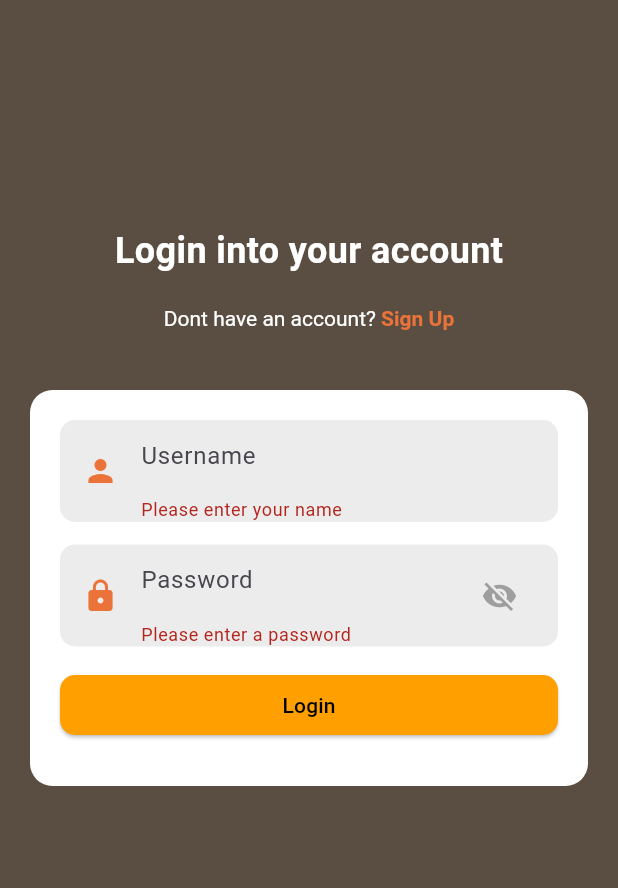
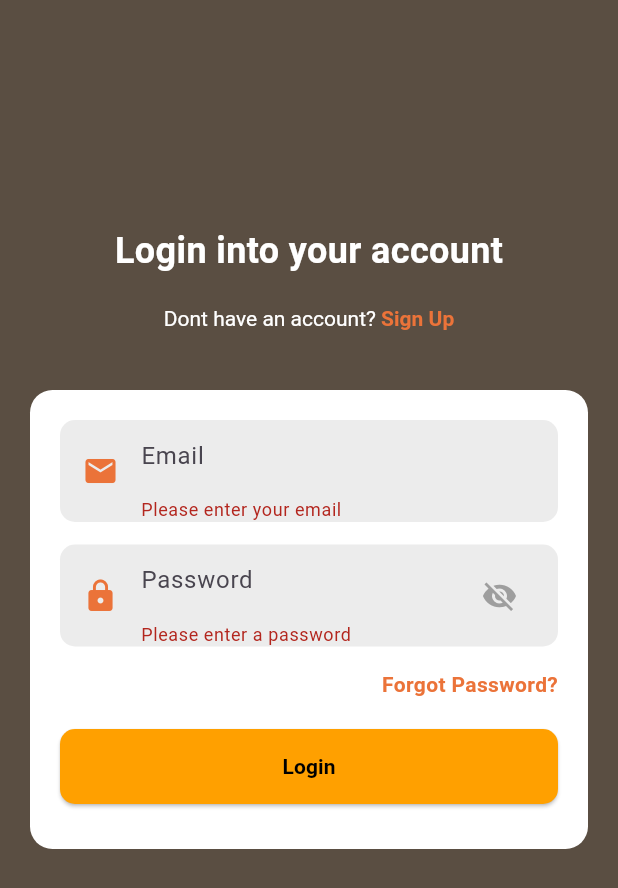
Before and after one commit to lipikakanlayarit/MobileApplication-Project-15, a Flutter app: the LoginPage screen opened directly, after a tap on "Login", on a phone screen of 412 x 824 dp. Shown: the top 888 px of the screen. Run offline on Flutter 3.47's test engine with Material 3 defaults, Android fonts, the phone set to English and light mode, and no system bars; our stand-ins replace easy_date_timeline, sqflite; accounts and stored records are empty; network calls fail.

Commit message:
login signup ✅
เหลือ setting dashboard

```diff
--- a/lib/pages/Login_page.dart
+++ b/lib/pages/Login_page.dart
@@ -4,36 +4,68 @@ import 'package:flutter/services.dart';
 import 'package:mobile_project/bottom_navigationbar/navigation_page.dart';
 import 'package:mobile_project/pages/home_page.dart';
 import '/pages/Signup_page.dart';
-
-
+import 'package:mobile_project/models/database_helper.dart'; // Import database helper
 
 class LoginPage extends StatefulWidget {
-  @override _LoginPageState createState() => _LoginPageState();
-
+  @override
+  _LoginPageState createState() => _LoginPageState();
 }
 
 class _LoginPageState extends State<LoginPage> {
   final _formKey = GlobalKey<FormState>(); // For form validation
-  final TextEditingController _usernameController = TextEditingController();
+  final TextEditingController _emailController = TextEditingController();
   final TextEditingController _passwordController = TextEditingController();
+  final DatabaseHelper _dbHelper = DatabaseHelper(); // Database helper instance
 
   bool _obscurePassword = true;
-  // Example credentials for validation
-  String username = 'user';
-  String password = '1234';
+  bool _isLoading = false;
 
-  // Validate login credentials
-  void _validateLogin() {
+  // Validate login credentials against database
+  Future<void> _validateLogin() async {
     if (_formKey.currentState!.validate()) {
-      if (_usernameController.text == username && _passwordController.text == password) {
+      setState(() {
+        _isLoading = true;
+      });
+
+      try {
+        // Check credentials in database
+        final isValidUser = await _dbHelper.checkUserCredentials(
+          _emailController.text,
+          _passwordController.text
+        );
+
+        if (isValidUser) {
+          ScaffoldMessenger.of(context).showSnackBar(
+            const SnackBar(
+              content: Text('Login Successful!'),
+              backgroundColor: Colors.green,
+              duration: Duration(seconds: 2),
+            ),
+          );
+
           Navigator.pushReplacement(
             context,
-          MaterialPageRoute(builder: (context) =>  BottomNavigationPage()), // Navigate to HomePage after successful login
+            MaterialPageRoute(builder: (context) => BottomNavigationPage()),
           );
         } else {
           ScaffoldMessenger.of(context).showSnackBar(
-          const SnackBar(content: Text('Invalid username or password')),
+            const SnackBar(
+              content: Text('Invalid email or password'),
+              backgroundColor: Colors.red,
+            ),
           );
+        }
+      } catch (e) {
+        ScaffoldMessenger.of(context).showSnackBar(
+          SnackBar(
+            content: Text('Error: ${e.toString()}'),
+            backgroundColor: Colors.red,
+          ),
+        );
+      } finally {
+        setState(() {
+          _isLoading = false;
+        });
       }
     }
   }
@@ -41,7 +73,7 @@ class _LoginPageState extends State<LoginPage> {
   // Dispose controllers to prevent memory leaks
   @override
   void dispose() {
-    _usernameController.dispose();
+    _emailController.dispose();
     _passwordController.dispose();
     super.dispose();
   }
@@ -98,16 +130,21 @@ class _LoginPageState extends State<LoginPage> {
                     color: Colors.white,
                     borderRadius: BorderRadius.circular(15),
                   ),
-                  // Username field
                   child: Column(
                     crossAxisAlignment: CrossAxisAlignment.stretch,
                     children: [
-                      // Username field
+                      // Email field (replacing username)
                       _buildTextField(
-                        icon: Icons.person,
-                        hintText: 'Username',
-                        controller: _usernameController,
-                        validator: (value) => value!.isEmpty ? 'Please enter your name' : null,
+                        icon: Icons.email,
+                        hintText: 'Email',
+                        controller: _emailController,
+                        validator: (value) {
+                          if (value == null || value.isEmpty) return 'Please enter your email';
+                          if (!RegExp(r'^[\w-\.]+@([\w-]+\.)+[\w-]{2,4}$').hasMatch(value)) {
+                            return 'Please enter a valid email';
+                          }
+                          return null;
+                        },
                       ),
                       const SizedBox(height: 15),
 
@@ -132,7 +169,6 @@ class _LoginPageState extends State<LoginPage> {
                                 ),
                                 validator: (value) {
                                   if (value == null || value.isEmpty) return 'Please enter a password';
-                                  if (value.length < 3) return 'Password must be at least 6 characters';
                                   return null;
                                 },
                               ),
@@ -152,24 +188,56 @@ class _LoginPageState extends State<LoginPage> {
                         ),
                       ),
                       const SizedBox(height: 15),
+
+                      // Forgot Password Link
+                      Align(
+                        alignment: Alignment.centerRight,
+                        child: GestureDetector(
+                          onTap: () {
+                            // Add forgot password functionality
+                          },
+                          child: const Text(
+                            'Forgot Password?',
+                            style: TextStyle(
+                              color: Color(0xFFEB7339),
+                              fontWeight: FontWeight.bold,
+                            ),
+                          ),
+                        ),
+                      ),
+                      const SizedBox(height: 20),
+
                       // Login button
                       SizedBox(
                         width: double.infinity,
                         child: ElevatedButton(
-                          onPressed: _validateLogin,
+                          onPressed: _isLoading ? null : _validateLogin,
                           style: ElevatedButton.styleFrom(
                             backgroundColor: Colors.amber[700],
                             shape: RoundedRectangleBorder(
                               borderRadius: BorderRadius.circular(10),
                             ),
+                            padding: const EdgeInsets.symmetric(vertical: 15),
                           ),
-                          child: Text(
+                          child: _isLoading
+                              ? const SizedBox(
+                                  height: 20,
+                                  width: 20,
+                                  child: CircularProgressIndicator(
+                                    strokeWidth: 2,
+                                    color: Colors.black,
+                                  ),
+                                )
+                              : const Text(
                                   'Login',
-                            style: TextStyle(color: Colors.black),
+                                  style: TextStyle(
+                                    color: Colors.black,
+                                    fontWeight: FontWeight.bold,
                                   ),
                                 ),
                         ),
-                      SizedBox(height: 10),
+                      ),
+                      const SizedBox(height: 10),
                     ],
                   ),
                ),
@@ -181,6 +249,7 @@ class _LoginPageState extends State<LoginPage> {
     );
   }
 }
+
 Widget _buildTextField({
   required IconData icon,
   required String hintText,
--- a/pubspec.yaml
+++ b/pubspec.yaml
@@ -11,6 +11,8 @@ dependencies:
     sdk: flutter
   intl: any
   http: ^1.3.0
+  sqflite: ^2.4.2
+  path: ^1.9.1
 
 dev_dependencies:
   flutter_test:
```
Also changed, not shown: lib/main.dart (+12 -5 lines), lib/models/database_helper.dart (added, +100 -0 lines), lib/pages/Signup_page.dart (+64 -7 lines), lib/pages/dashboard_page.dart (+6 -4 lines), pubspec.lock, 2 other files. Lines whose indentation alone changed are shown as unchanged.
